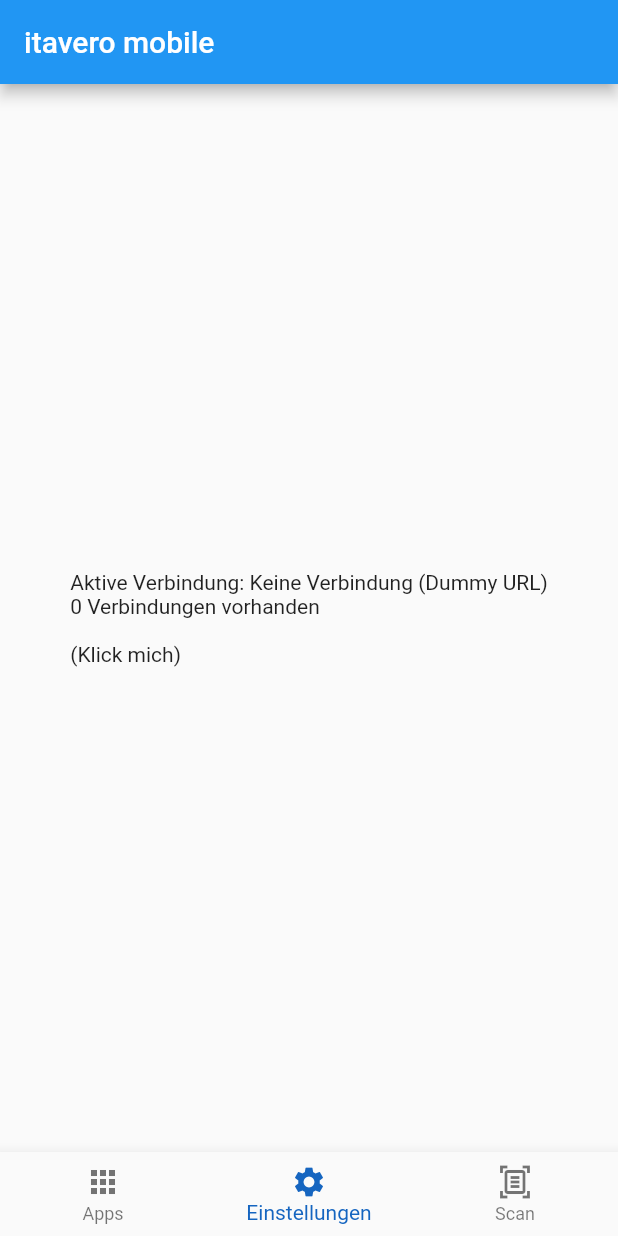
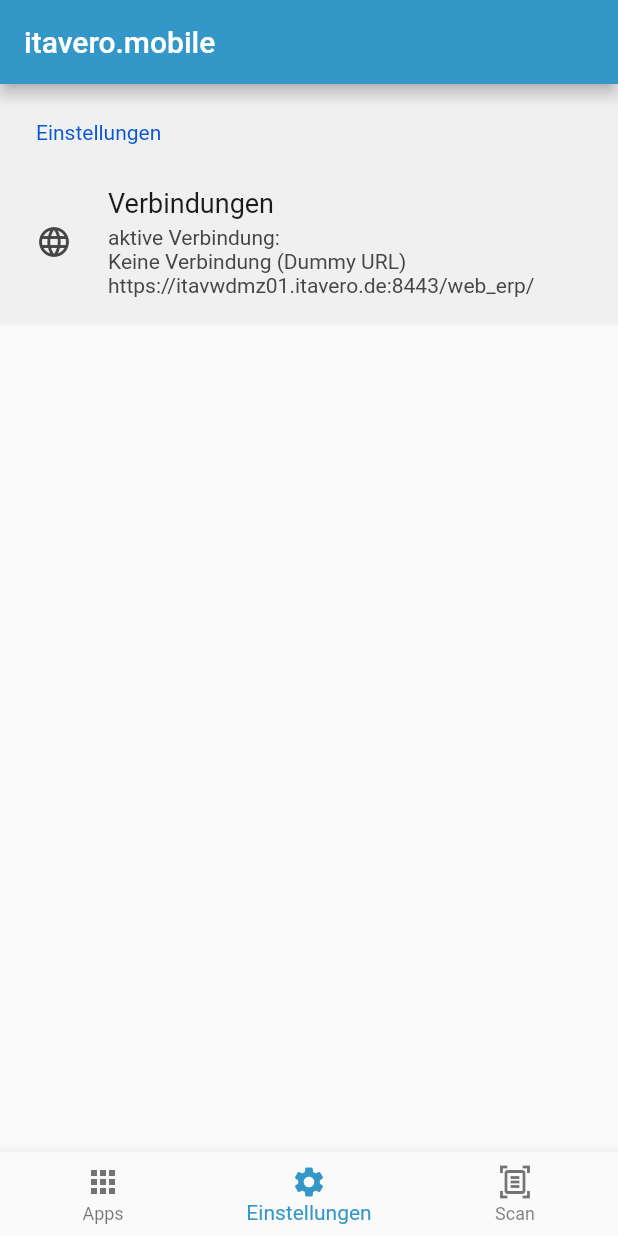
Before and after one commit to itavero-em/mobile_flutter, a Flutter app: the screen it shows after launch, on a phone screen of 412 x 824 dp. Run offline on Flutter 3.47's test engine with Material 2 defaults, Android fonts, the phone set to English and light mode, and no system bars; drawn by our look-alikes of settings_ui; our stand-ins replace device_preview, flutter_platform_widgets, flutter_slidable, permission_handler, shared_preferences, webview_flutter; missing offline and left inert: scandit_flutter_datacapture_barcode, scandit_flutter_datacapture_core.

Commit message:
Settings speichern

```diff
--- a/lib/main.dart
+++ b/lib/main.dart
@@ -4,6 +4,7 @@
  * Copyright (C) 2020- Scandit AG. All rights reserved.
  */
 
+import 'package:device_preview/device_preview.dart';
 import 'package:flutter/material.dart';
 import 'package:flutter_platform_widgets/flutter_platform_widgets.dart';
 import 'package:itavero_mobile/provider/connection_provider.dart';
@@ -35,6 +36,7 @@ class ItaveroMobile extends StatelessWidget {
   const ItaveroMobile({Key? key}) : super(key: key);
 
   static const String _title = 'itavero mobile app';
+  static const Color _itacolor =  Color(0xff3397c8);
 
 
   @override
@@ -62,20 +64,19 @@ class _MobileAppState extends State<MobileApp> {
     super.initState();
     var settings = _preferenceService.getSettings();
 
-
   }
 
 
   final List<Widget> _pages = <Widget>[
     const Center(
       child: WebView(
-        initialUrl: 'https://itavwdmz01.itavero.de:8443/web_erp/',
+        initialUrl: 'https://www.hsv.de',
         javascriptMode: JavascriptMode.unrestricted,
       ),
     ),
     Center(
       child: Column(
-        mainAxisAlignment: MainAxisAlignment.center,
+        mainAxisAlignment: MainAxisAlignment.start,
         children: const [
           SettingsScreen(),
         ],
@@ -98,9 +99,16 @@ class _MobileAppState extends State<MobileApp> {
   Widget build(BuildContext context) {
     return Scaffold(
       appBar: AppBar(
-        title: const Text('itavero mobile'),
+        title: const Text('itavero.mobile'),
+        // backgroundColor: const Color(0x007bb9),
+        backgroundColor: ItaveroMobile._itacolor
       ),
-      body: Center(
+
+
+
+
+
+        body: Center(
         child: _pages.elementAt(_selectedIndex),
       ),
       bottomNavigationBar: BottomNavigationBar(
@@ -119,7 +127,7 @@ class _MobileAppState extends State<MobileApp> {
           ),
         ],
         currentIndex: _selectedIndex,
-        selectedItemColor: Colors.blue[800],
+        selectedItemColor: ItaveroMobile._itacolor,
         onTap: _onItemTapped,
       ),
     );
--- a/lib/provider/connection_provider.dart
+++ b/lib/provider/connection_provider.dart
@@ -6,10 +6,13 @@ import 'package:itavero_mobile/services/preference_service.dart';
 
 
 class ConnectionProvider extends ChangeNotifier{
-  final List<ConnectionModel> _items = [];
+  final List<ConnectionModel> _items = [
+    // DEFAULT-Verbindungen
+    ConnectionModel(name: "Test01", url: "http://www.google.de")
+  ];
+
   final _preferences = PreferenceService();
   ConnectionModel aktivConnection = ConnectionModel(name: "Keine Verbindung (Dummy URL)",url:"https://itavwdmz01.itavero.de:8443/web_erp/");
-
   // Eine nicht veränderbare Liste beim get zurückgeben,
   // damit diese nicht willkürlich verändert wird
   UnmodifiableListView<ConnectionModel> get items => UnmodifiableListView(_items);
@@ -27,7 +30,8 @@ class ConnectionProvider extends ChangeNotifier{
 
   void setAktivConnection(ConnectionModel connection){
     aktivConnection = connection;
-    _preferences.saveSettings(aktivConnection, _items);
+    var saveSettings = _preferences.saveSettings(aktivConnection, _items);
+    saveSettings.whenComplete(() => print('Speichern der Verbindung erfoglreich: $aktivConnection'));
     notifyListeners();
   }
 }
--- a/lib/screens/settings/settings_screen.dart
+++ b/lib/screens/settings/settings_screen.dart
@@ -1,7 +1,9 @@
 import 'package:flutter/material.dart';
-import 'package:itavero_mobile/provider/connection_provider.dart';
-import 'package:itavero_mobile/screens/connections/connection_list_screen.dart';
 import 'package:provider/provider.dart';
+import 'package:settings_ui/settings_ui.dart';
+
+import '../../provider/connection_provider.dart';
+import '../connections/connection_list_screen.dart';
 
 class SettingsScreen extends StatefulWidget {
   const SettingsScreen({Key? key}) : super(key: key);
@@ -13,16 +15,30 @@ class SettingsScreen extends StatefulWidget {
 class _SettingsScreenState extends State<SettingsScreen> {
   @override
   Widget build(BuildContext context) {
-    return Center(child: GestureDetector(
-      onTap: () {
-        Navigator.push(
-          context,
-          MaterialPageRoute(builder: (context) => ConnectionListScreen()),
-        ).then((value) => setState(() {}));
-      },
-      child: Text("Aktive Verbindung: ${Provider.of<ConnectionProvider>(context).aktivConnection.name}\n"
-          "${Provider.of<ConnectionProvider>(context).items.length} Verbindungen vorhanden \n\n(Klick mich)" ),
-    ),
+    return SettingsList(
+      shrinkWrap: true,
+      platform: DevicePlatform.web,
+      sections: [
+        SettingsSection(
+          title: Text('Einstellungen'),
+          tiles: <SettingsTile>[
+            SettingsTile.navigation(
+              leading: const Icon(Icons.language),
+              title: const Text('Verbindungen'),
+              value: Text(
+                  'aktive Verbindung:\n${Provider.of<ConnectionProvider>(context).aktivConnection.name}\n'
+                      '${Provider.of<ConnectionProvider>(context).aktivConnection.url}'),
+              onPressed: (ctx) {
+                Navigator.push(
+                  context,
+                  MaterialPageRoute(
+                      builder: (context) => ConnectionListScreen()),
+                ).then((value) => setState(() {}));
+              },
+            ),
+          ],
+        ),
+      ],
     );
   }
 }
--- a/lib/screens/webview/webview_screen.dart
+++ b/lib/screens/webview/webview_screen.dart
@@ -7,6 +7,8 @@ class WebViewScreen extends StatefulWidget {
 }
 
 class _WebViewScreenState extends State<WebViewScreen> {
+
+  String ita_url = 'https://itavwdmz01.itavero.de:8443/web_erp/';
   @override
   Widget build(BuildContext context) {
     return Scaffold(
@@ -14,7 +16,7 @@ class _WebViewScreenState extends State<WebViewScreen> {
         title: const Text('itavero mobile'),
       ),
       body: const WebView(
-        initialUrl: 'https://itavwdmz01.itavero.de:8443/web_erp/',
+        initialUrl: 'https://www.hsv.de',
         javascriptMode: JavascriptMode.unrestricted,
       ),
     );
--- a/pubspec.yaml
+++ b/pubspec.yaml
@@ -44,6 +44,8 @@ dependencies:
   flutter_platform_widgets: ^1.12.1
   flutter_svg: ^1.1.4
   shared_preferences: ^2.0.15
+  settings_ui: ^2.0.2
+  device_preview: ^1.1.0
 
 dev_dependencies:
   flutter_test:
```
